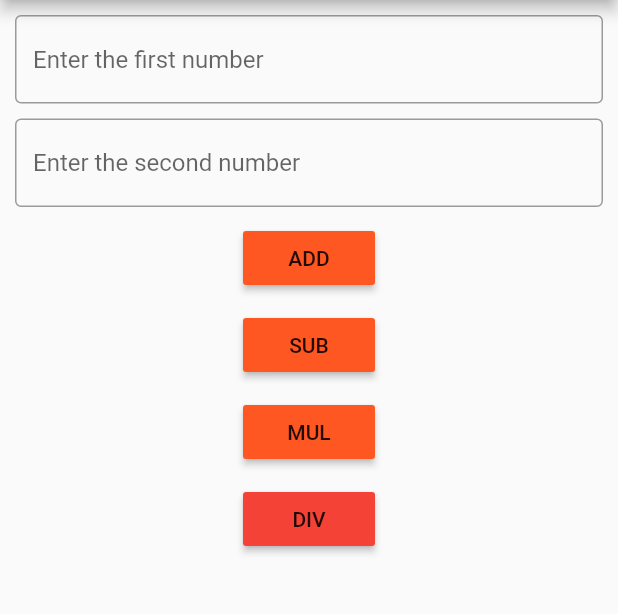
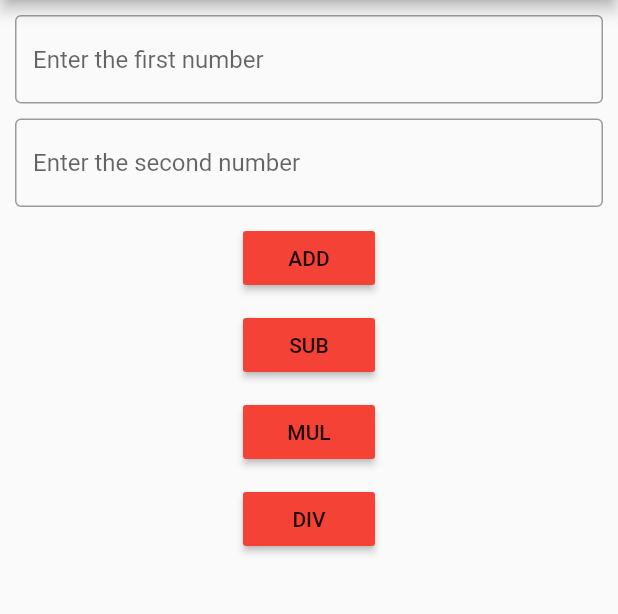
Before and after one commit to meghats123/Flutter-Calculator-App, a Flutter app: the screen it shows after launch, on a phone screen of 412 x 824 dp, the part 84-698 px from its top. Run offline on Flutter 3.47's test engine with Material 2 defaults, Android fonts, the phone set to English and light mode, and no system bars.

Commit message:
button color changed to RED

```diff
--- a/lib/main.dart
+++ b/lib/main.dart
@@ -43,7 +43,7 @@ class MyApp extends StatelessWidget {
                   int result=getnum1+getnum2;
                   print(result);
                 },
-                  color: Colors.deepOrange,
+                  color: Colors.red,
                   child: Text("ADD"),
                 ),
                 SizedBox(height: 10.0,),
@@ -53,7 +53,7 @@ class MyApp extends StatelessWidget {
                   int result=getnum1-getnum2;
                   print(result);
                 },
-                  color: Colors.deepOrange,
+                  color: Colors.red,
                   child: Text("SUB"),
                 ),
                 SizedBox(height: 10.0,),
@@ -64,7 +64,7 @@ class MyApp extends StatelessWidget {
                   print(result);
 
                 },
-                  color: Colors.deepOrange,
+                  color: Colors.red,
                   child: Text("MUL"),
                 ),
                 SizedBox(height: 10.0,),
```
